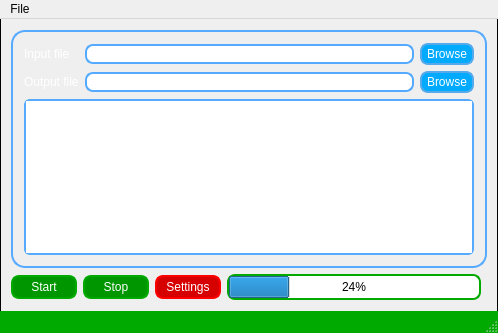
Before: the Qt Designer form mainwindow.ui in lucasvmx/HexEngine, drawn with Qt 5.
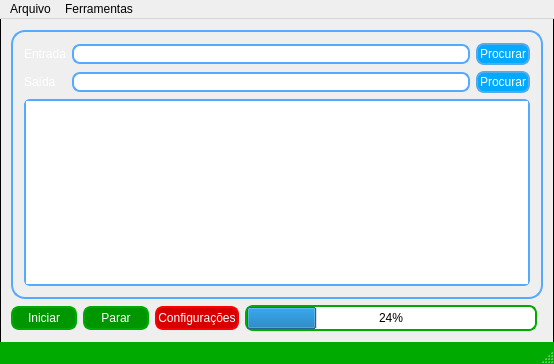
After: the same form once the commit is applied. Icons and pictures are not drawn.

Commit message: - Agora é possível usar o HexEngine para injetar arquivos executáveis dentro de arquivos .BAT - Correção de bugs e melhorias de desempenho - Melhorias na interação com o usuário - Inicio da implementação do leitor de discos rígidos - Adicionado scripts para fazer revisão automática do código-fonte

The edit to the form file:
```diff
--- a/mainwindow.ui
+++ b/mainwindow.ui
@@ -6,8 +6,8 @@
    <rect>
     <x>0</x>
     <y>0</y>
-    <width>498</width>
-    <height>333</height>
+    <width>554</width>
+    <height>364</height>
    </rect>
   </property>
   <property name="minimumSize">
@@ -76,7 +76,7 @@
 }</string>
          </property>
          <property name="text">
-          <string>Input file</string>
+          <string>Entrada</string>
          </property>
         </widget>
        </item>
@@ -107,7 +107,7 @@
 }</string>
          </property>
          <property name="text">
-          <string>Browse</string>
+          <string>Procurar</string>
          </property>
          <property name="flat">
           <bool>false</bool>
@@ -132,7 +132,7 @@
 }</string>
          </property>
          <property name="text">
-          <string>Output file</string>
+          <string>Saída</string>
          </property>
         </widget>
        </item>
@@ -201,7 +201,7 @@
 }</string>
          </property>
          <property name="text">
-          <string>Browse</string>
+          <string>Procurar</string>
          </property>
         </widget>
        </item>
@@ -271,7 +271,7 @@
 }</string>
       </property>
       <property name="text">
-       <string>Start</string>
+       <string>Iniciar</string>
       </property>
      </widget>
     </item>
@@ -297,7 +297,7 @@
 }</string>
       </property>
       <property name="text">
-       <string>Stop</string>
+       <string>Parar</string>
       </property>
      </widget>
     </item>
@@ -323,7 +323,7 @@
 }</string>
       </property>
       <property name="text">
-       <string>Settings</string>
+       <string>Configurações</string>
       </property>
      </widget>
     </item>
@@ -334,8 +334,8 @@
     <rect>
      <x>0</x>
      <y>0</y>
-     <width>498</width>
-     <height>20</height>
+     <width>554</width>
+     <height>22</height>
     </rect>
    </property>
    <property name="styleSheet">
@@ -346,11 +346,18 @@
      <string notr="true">font: 10pt &quot;Arial&quot;;</string>
     </property>
     <property name="title">
-     <string>File</string>
+     <string>Arquivo</string>
     </property>
     <addaction name="actionQuit"/>
    </widget>
+   <widget class="QMenu" name="menuFerramentas">
+    <property name="title">
+     <string>Ferramentas</string>
+    </property>
+    <addaction name="actionBatchFileInjector"/>
+   </widget>
    <addaction name="menuFile"/>
+   <addaction name="menuFerramentas"/>
   </widget>
   <widget class="QStatusBar" name="statusBar">
    <property name="styleSheet">
```
Left out of the diff: 15 changed lines with no effect on the pictures. The commit also changes 25 other files.
